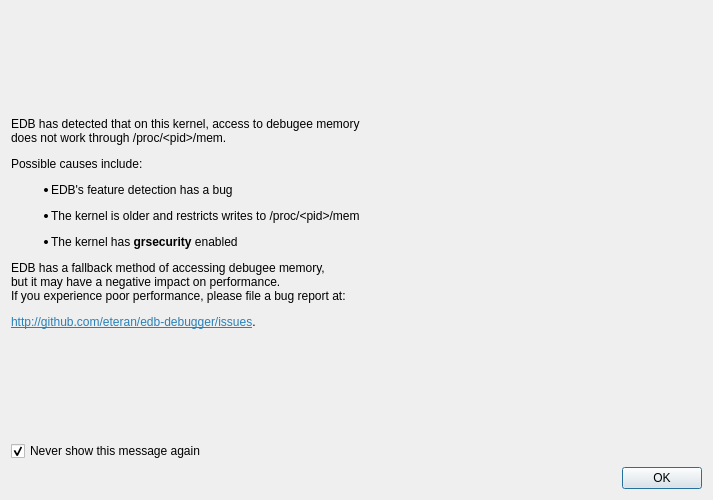
First picture: the form in plugins/DebuggerCore/unix/linux/DialogMemoryAccess.ui, repository eteran/edb-debugger, before the edit.
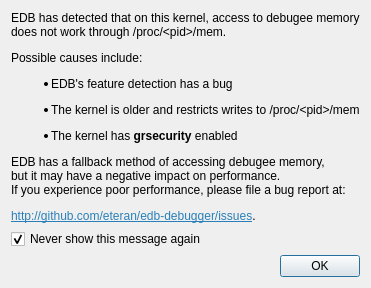
Second picture: the form after the edit.

Commit message: making the popup have a more reasonable size

The edit to the form file:
```diff
--- a/plugins/DebuggerCore/unix/linux/DialogMemoryAccess.ui
+++ b/plugins/DebuggerCore/unix/linux/DialogMemoryAccess.ui
@@ -6,8 +6,8 @@
    <rect>
     <x>0</x>
     <y>0</y>
-    <width>713</width>
-    <height>500</height>
+    <width>360</width>
+    <height>276</height>
    </rect>
   </property>
   <property name="windowTitle">
```
